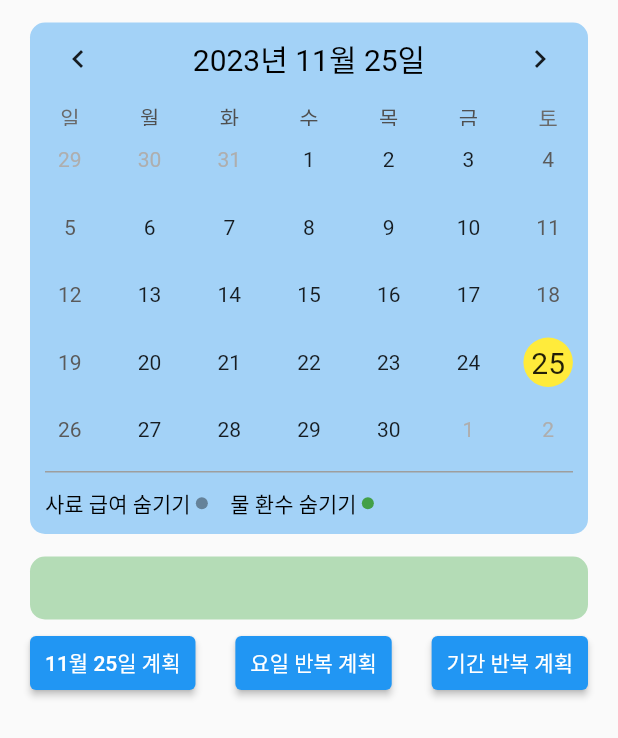
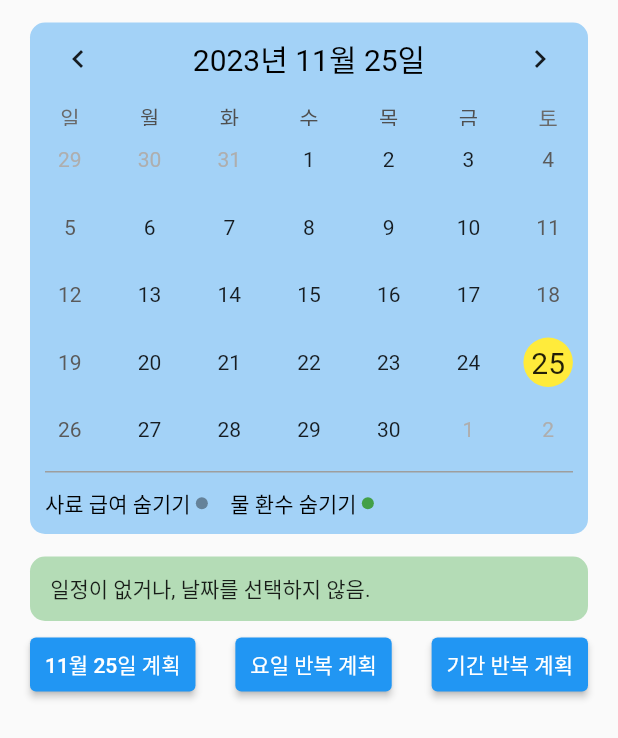
Before and after one commit to k7850/fishfront, a Flutter app: the DetailScheduleBody screen opened directly with empty values, on a phone screen of 412 x 824 dp. Shown: the top 738 px of the screen. Run offline on Flutter 3.47's test engine with Material 2 defaults, Android fonts, the phone set to English and light mode, and no system bars; drawn by our look-alikes of table_calendar; our stand-ins replace dio, flutter_riverpod, flutter_secure_storage, flutter_svg, logger, validators; accounts and stored records are empty; Roboto replaces fonts that are missing (Giants).

Commit message:
스케줄삭제

```diff
--- a/lib/ui/main/aquarium_detail_page/detail_schedule_page/detail_schedule_body.dart
+++ b/lib/ui/main/aquarium_detail_page/detail_schedule_page/detail_schedule_body.dart
@@ -248,7 +248,9 @@ class _DetailScheduleBodyState extends ConsumerState<DetailScheduleBody> {
               child: ValueListenableBuilder<List<Event>>(
                 valueListenable: _selectedEvents,
                 builder: (context, value, _) {
-                  return Column(
+                  return value.length == 0
+                      ? Container(child: Text(" 일정이 없거나, 날짜를 선택하지 않음."), margin: EdgeInsets.symmetric(vertical: 6))
+                      : Column(
                           children: value.map((event) {
                             return DateTime.now().day == selectedDay.day &&
                                     DateTime.now().month == selectedDay.month &&
@@ -303,6 +305,8 @@ class _DetailScheduleBodyState extends ConsumerState<DetailScheduleBody> {
                                               //
                                               // print("scheduleDTOList : ${scheduleDTOList}");
                                               // print("${scheduleDTOList.length}");
+
+                                              ref.watch(mainProvider.notifier).scheduleDelete(event.scheduleId!);
 
                                               scheduleDTOList.removeWhere((schedule) => schedule.id == event.scheduleId);
 
@@ -362,6 +366,8 @@ class _DetailScheduleBodyState extends ConsumerState<DetailScheduleBody> {
                                             // print("scheduleDTOList : ${scheduleDTOList}");
                                             // print("${scheduleDTOList.length}");
 
+                                            ref.watch(mainProvider.notifier).scheduleDelete(event.scheduleId!);
+
                                             scheduleDTOList.removeWhere((schedule) => schedule.id == event.scheduleId);
 
                                             List<Event>? selectedEvents = events[selectedDay];
@@ -403,7 +409,8 @@ class _DetailScheduleBodyState extends ConsumerState<DetailScheduleBody> {
                 mainAxisAlignment: MainAxisAlignment.spaceBetween,
                 children: [
                   ElevatedButton(
-                    child: Text("${selectedDay.month}월 ${selectedDay.day}일 계획"),
+                    child: Text(
+                        "${selectedDay.month < 10 ? "0${selectedDay.month}" : selectedDay.month}월 ${selectedDay.day < 10 ? "0${selectedDay.day}" : selectedDay.day}일 계획"),
                     style: ButtonStyle(padding: MaterialStatePropertyAll(EdgeInsets.symmetric(horizontal: 10))),
                     onPressed: () {
                       _eventController.text = "";
```
Also changed, not shown: lib/data/repository/aquarium_repository.dart (+20 -0 lines), lib/ui/main/main_page/main_view_model.dart (+23 -0 lines). Lines whose indentation alone changed are shown as unchanged.
